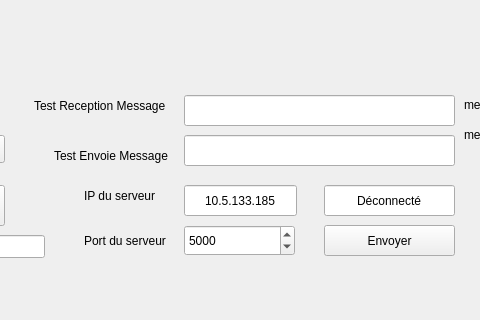
D3Rnatch/TestPhabricator, file Sources/Ground_station/Qt/mainwindow.ui: the form before one commit; both pictures show x 186 to 666 and y 301 to 621 of the 919 by 621 pixel window.
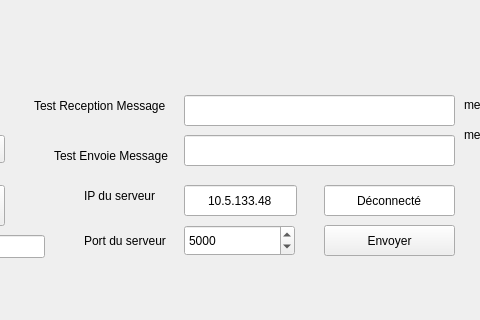
The form after the commit.

What changed in the file:
```diff
--- a/Sources/Ground_station/Qt/mainwindow.ui
+++ b/Sources/Ground_station/Qt/mainwindow.ui
@@ -105,7 +105,7 @@
      </rect>
     </property>
     <property name="text">
-     <string>10.5.133.185</string>
+     <string>10.5.133.48</string>
     </property>
     <property name="alignment">
      <set>Qt::AlignCenter</set>
```
